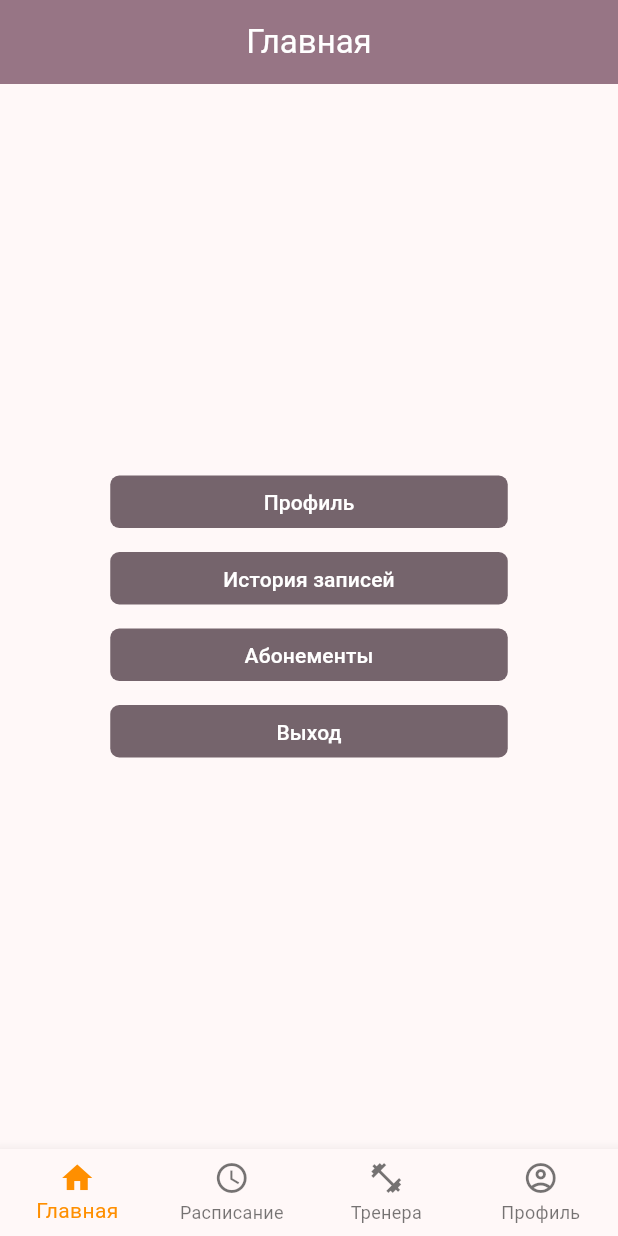
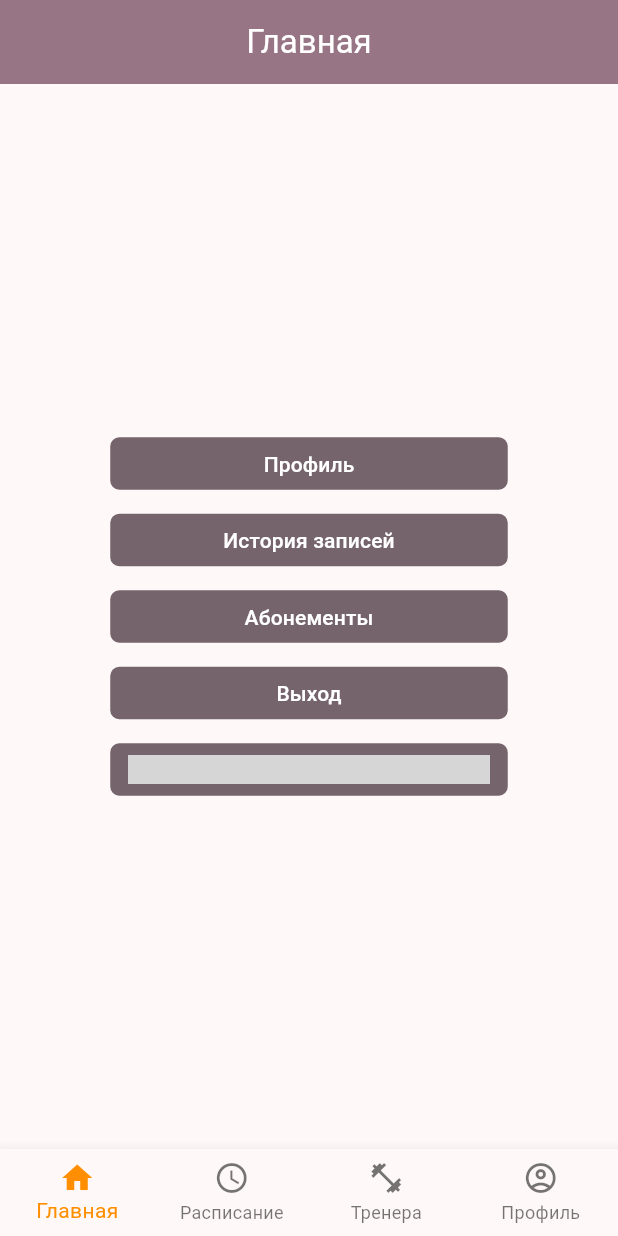
Before and after one commit to Endliar/jalur_application, a Flutter app: the ProfilePage screen opened directly with empty values, on a phone screen of 412 x 824 dp. Run offline on Flutter 3.47's test engine with Material 3 defaults, Android fonts, the light colour scheme and no system bars; our stand-ins replace equatable, flutter_bloc, hive, mask_text_input_formatter, shared_preferences; missing offline and left inert: yookassa_payments_flutter; accounts and stored records are empty; statements that could not run were skipped; grey boxes are pictures that could not be loaded.

Commit message:
тест юкассы

```diff
--- a/lib/views/profile_info_page/profile_page.dart
+++ b/lib/views/profile_info_page/profile_page.dart
@@ -13,6 +13,8 @@ import 'package:shared_preferences/shared_preferences.dart';
 import '../../helpers/colors.dart';
 import '../../helpers/routes.dart';
 
+import 'package:yookassa_payments_flutter/yookassa_payments_flutter.dart';
+
 class ProfilePage extends StatefulWidget {
   final int selectedIndex;
   const ProfilePage({super.key, required this.selectedIndex});
@@ -24,6 +26,16 @@ class ProfilePage extends StatefulWidget {
 class _ProfilePageState extends State<ProfilePage> {
   int _selectedIndex = 0;
   DateTime pickedDate = DateTime.now();
+
+  Future<void> _initiateYooKassaPayment() async {
+    final String shopId = 'test_shop_id';
+    final String secretKey = 'test_secret_key'; // Ваш секретный ключ (тестовый)
+    final String amount = '100.00'; // Сумма оплаты (например, 100 рублей)
+    final String currency = 'RUB'; // Валюта
+    final String description = 'Оплата абонемента'; // Описание платежа
+
+    YookassaPaymentsFlutter.confirmation(url, paymentMethod, clientApplicationKey, shopId)
+  }
 
   @override
   void initState() {
@@ -197,6 +209,20 @@ class _ProfilePageState extends State<ProfilePage> {
               ),
             ),
           ),
+          const SizedBox(height: 16),
+          Center(
+            child: Container(
+              width: 265.0,
+              height: 35.0,
+              decoration: BoxDecoration(
+                color: kPrimaryColor,
+                borderRadius: BorderRadius.circular(6),
+              ),
+              child: TextButton(
+                onPressed: _,
+                child: ,),
+            ),
+          ),
         ],
       ),
       bottomNavigationBar: BottomNavigationBar(
--- a/pubspec.yaml
+++ b/pubspec.yaml
@@ -47,7 +47,7 @@ dependencies:
   hive: ^2.2.3
   hive_flutter: ^1.1.0
   path_provider: ^2.1.5
-  yookassa_payments_flutter: ^1.7.1
+  yookassa_payments_flutter: ^1.8.0
 
 dev_dependencies:
 
```
Also changed, not shown: pubspec.lock.
